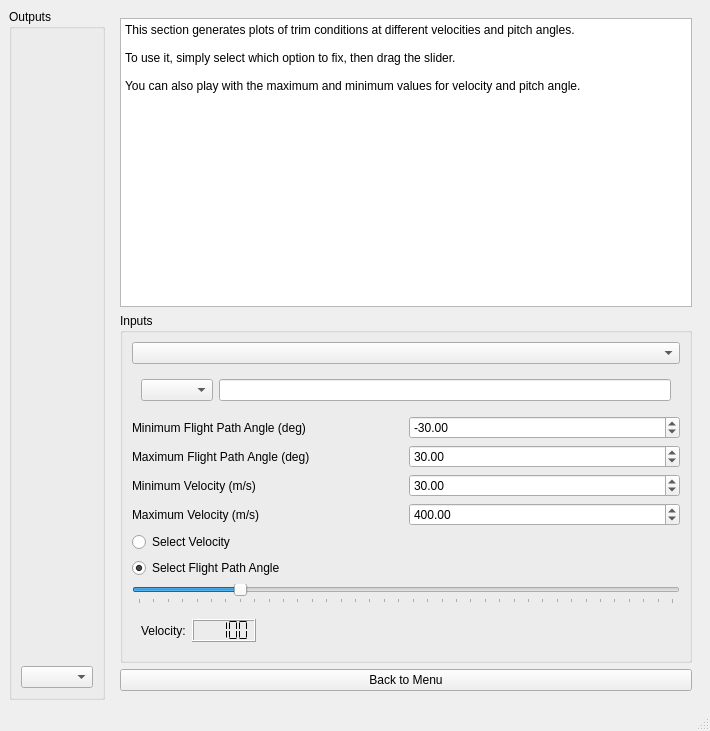
The window that simlib/gui/rf_mw.ui (jasper-day/airplane_sim) describes before a commit, drawn with Qt 5.
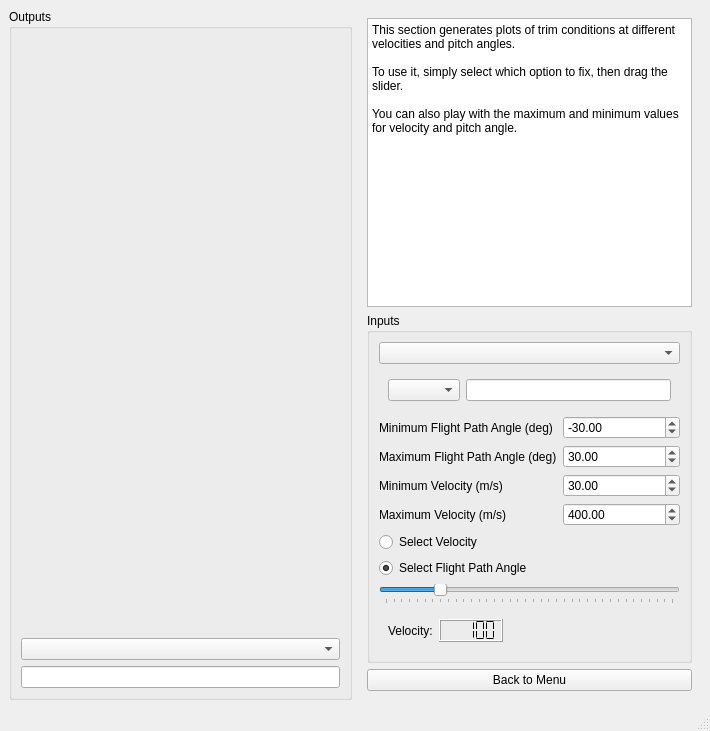
The same window after the commit.

Commit message: Add elapsed_time, add main menu button

What changed in the file:
```diff
--- a/simlib/gui/rf_mw.ui
+++ b/simlib/gui/rf_mw.ui
@@ -27,6 +27,13 @@
        <item>
         <widget class="QComboBox" name="graph_selector"/>
        </item>
+       <item>
+        <widget class="QLineEdit" name="elapsed_time">
+         <property name="readOnly">
+          <bool>true</bool>
+         </property>
+        </widget>
+       </item>
       </layout>
      </widget>
     </item>
```
The commit also changes 5 other files.
